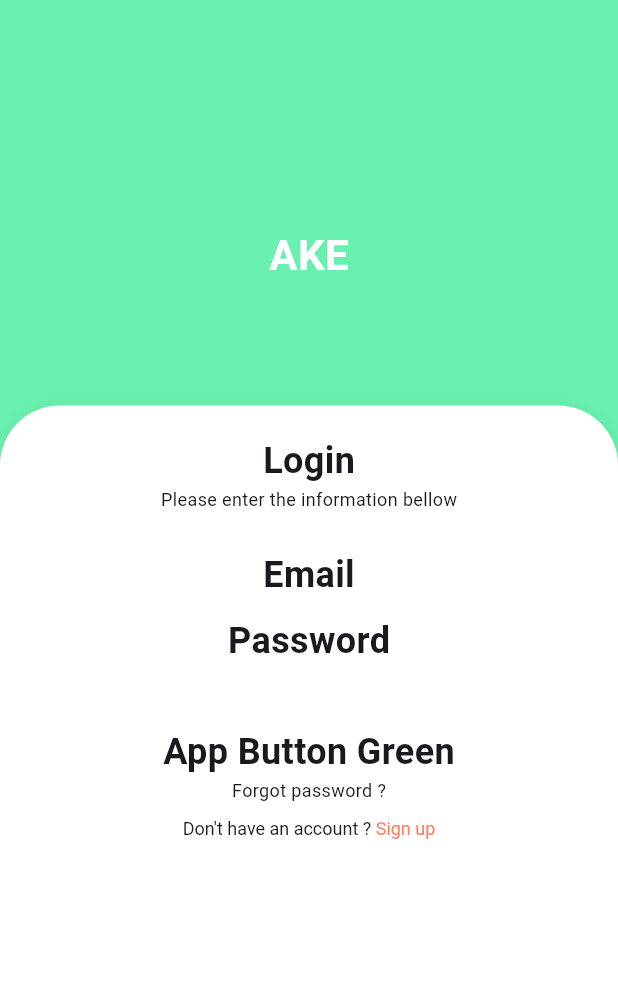
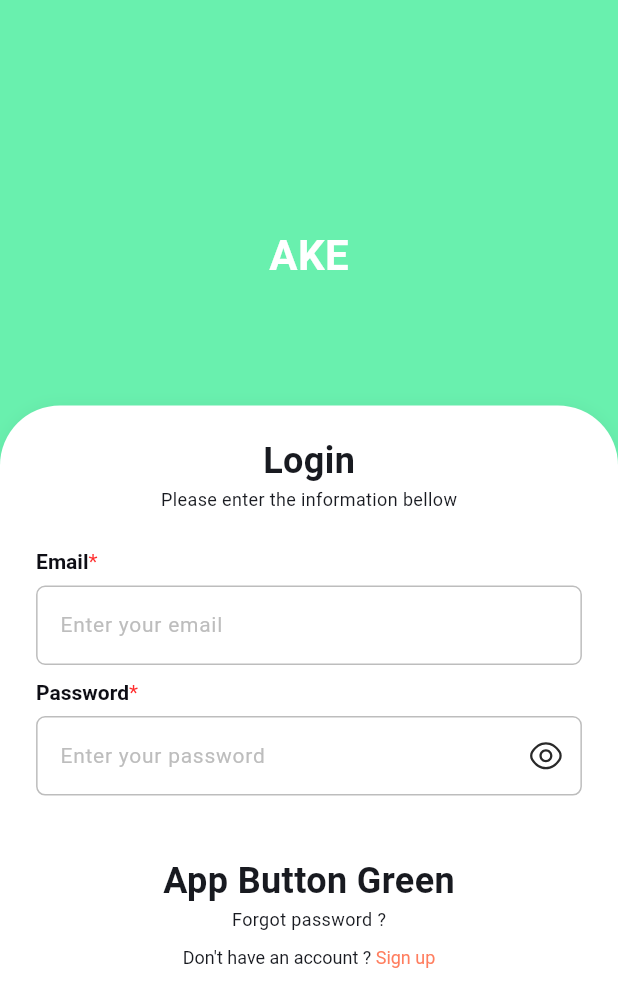
Before and after one commit to ASasori/Chat-server_Spoke, a Flutter app: the screen it shows after launch, on a phone screen of 412 x 824 dp. Shown: the top 1007 px of the screen. Run offline on Flutter 3.47's test engine with Material 3 defaults, Android fonts, the light colour scheme and no system bars; our stand-ins replace badges, dio, flutter_screenutil, flutter_svg, get, get_storage and 1 more; Roboto replaces fonts that are missing (SFProText).

Commit message:
App text field and rename app_name

```diff
--- /dev/null
+++ b/lib/common/base/widgets/app_text_field.dart
@@ -0,0 +1,119 @@
+import 'package:flutter/material.dart';
+
+import '../../../resource/theme/app_colors.dart';
+import '../../../resource/theme/app_style.dart';
+import '../../../utils/extension_utils.dart';
+import 'package:flutter_screenutil/flutter_screenutil.dart';
+
+class AppTextFiled extends StatelessWidget {
+  final TextEditingController? controller;
+  final String? hintText;
+  final String? errorText;
+  final bool obscureText;
+  final TextInputType? keyboardType;
+  final TextInputAction? textInputAction;
+  final Widget? suffixIcon;
+  final Widget? prefixIcon;
+  final EdgeInsetsGeometry? contentPadding;
+  final FormFieldValidator<String>? validator;
+  final Color? fillColor;
+  final String? labelText;
+  final String? labelTextOptional;
+  final TextStyle? labelStyle;
+  final bool? isRequired;
+  final ValueChanged<String>? onChanged;
+  final bool? isReadOnly;
+  final Function()? onTap;
+
+  const AppTextFiled({
+    super.key,
+    this.controller,
+    this.hintText,
+    this.errorText,
+    this.obscureText = false,
+    this.keyboardType,
+    this.textInputAction,
+    this.suffixIcon,
+    this.prefixIcon,
+    this.contentPadding,
+    this.validator,
+    this.fillColor,
+    this.labelText,
+    this.labelTextOptional,
+    this.labelStyle,
+    this.isRequired,
+    this.onChanged,
+    this.onTap,
+    this.isReadOnly,
+  });
+
+  @override
+  Widget build(BuildContext context) {
+    return Column(
+      crossAxisAlignment: CrossAxisAlignment.start,
+      mainAxisSize: MainAxisSize.min,
+      children: [
+        if (labelText!.isNotEmpty)
+          RichText(
+            text: TextSpan(
+              children: [
+                TextSpan(
+                  text: labelText.nullToEmpty,
+                  style: labelStyle ??
+                      AppStyles.STYLE_14.copyWith(
+                          color: AppColors.color0E0E15,
+                          fontWeight: FontWeight.w600
+                      ),
+                ),
+                TextSpan(
+                  text:
+                  isRequired == false ? labelTextOptional.nullToEmpty : '*',
+                  style: AppStyles.STYLE_14.copyWith(
+                    color: AppColors.colorFF2D2D,
+                  ),
+                ),
+              ],
+            ),
+          ),
+        const SizedBox(height: 8),
+        TextFormField(
+          onTap: onTap,
+          controller: controller,
+          obscureText: obscureText,
+          keyboardType: keyboardType,
+          textInputAction: textInputAction,
+          autovalidateMode: AutovalidateMode.onUserInteraction,
+          validator: validator,
+          onChanged: onChanged,
+          cursorColor: AppColors.color0E0E15,
+          style: AppStyles.STYLE_14.copyWith(color: AppColors.color0E0E15),
+          readOnly: isReadOnly ?? false,
+          decoration: InputDecoration(
+            hintText: hintText,
+            hintStyle:
+            AppStyles.STYLE_14.copyWith(color: AppColors.colorBDBDBD),
+            errorText: errorText,
+            errorStyle:
+            AppStyles.STYLE_12.copyWith(color: AppColors.errorColor),
+            suffixIcon: suffixIcon,
+            prefixIcon: prefixIcon,
+            contentPadding: contentPadding,
+            enabledBorder: _buildOutlineInputBorder(AppColors.colorBDBDBD),
+            focusedBorder: _buildOutlineInputBorder(AppColors.colorBDBDBD),
+            errorBorder: _buildOutlineInputBorder(AppColors.errorColor),
+            focusedErrorBorder: _buildOutlineInputBorder(AppColors.errorColor),
+            fillColor: fillColor ?? AppColors.white,
+            filled: true,
+          ),
+        ),
+      ],
+    );
+  }
+
+  OutlineInputBorder _buildOutlineInputBorder(Color borderColor) {
+    return OutlineInputBorder(
+      borderSide: BorderSide(color: borderColor, width: 1.h),
+      borderRadius: BorderRadius.circular(6.h),
+    );
+  }
+}
--- a/lib/resource/asset/app_images.dart
+++ b/lib/resource/asset/app_images.dart
@@ -1,5 +1,5 @@
 class AppImages {
-  static const assetsIcon = 'assets/icons';
+  static const assetsIcon = 'assets/icons/';
   static const assetsImage = 'assets/images/';
 
   static const logo = '${assetsImage}logo_swii.jpg';
@@ -13,5 +13,6 @@ class AppImages {
   static const icNews = '${assetsIcon}ic_news.svg';
   static const icSetting = '${assetsIcon}ic_setting.svg';
   static const icProfile = '${assetsIcon}ic_profile.svg';
-
+  static const icEye = '${assetsIcon}ic_eye.svg';
+  static const icEyeSlash = '${assetsIcon}ic_eye_slash.svg';
 }
--- a/lib/resource/lang/en_us.dart
+++ b/lib/resource/lang/en_us.dart
@@ -7,5 +7,7 @@ const Map<String, String> enUS = {
   "forgotPassword": "Forgot password",
   "noAccount": "Don't have an account ?",
   "signUp": "Sign up",
+  "enterEmail": "Enter your email",
+  "enterPassword": "Enter your password"
 
 };
--- a/lib/resource/theme/app_colors.dart
+++ b/lib/resource/theme/app_colors.dart
@@ -13,6 +13,12 @@ class AppColors {
   static const Color black80 = Color(0xCC000000);
 
   static Color colorFF7E5F = hexToColor("#FF7E5F");
+  static Color color0E0E15 = hexToColor("#0E0E15");
+  static Color colorBDBDBD = hexToColor("#BDBDBD");
+  static Color colorFF2D2D = hexToColor("#FF2D2D");
+  static Color errorColor = Colors.red;
+
+
 }
 
 ColorFilter greyFilter = const ColorFilter.matrix(<double>[
--- a/lib/ui/login/controller/login_controller.dart
+++ b/lib/ui/login/controller/login_controller.dart
@@ -6,5 +6,10 @@ class LoginController extends BaseController {
   static LoginController get to => Get.find<LoginController>();
 
   AuthRepository repository = Get.find();
+  Rx<bool> isShowPassword = false.obs;
 
+
+  void toggleShowPassword (){
+    isShowPassword.value = !isShowPassword.value;
+  }
 }
--- a/lib/ui/splash/controller/splash_controller.dart
+++ b/lib/ui/splash/controller/splash_controller.dart
@@ -26,7 +26,7 @@ class SplashController extends BaseController {
 
   void onNavigate() {
     if (LocalData.shared.isLogged.isTrue) {
-      Get.offAllNamed(PageName.mainPage);
+      Get.offAllNamed(PageName.loginPage);
     } else {
       Get.offAllNamed(PageName.loginPage);
     }
--- a/pubspec.yaml
+++ b/pubspec.yaml
@@ -68,6 +68,7 @@ dev_dependencies:
   # activated in the `analysis_options.yaml` file located at the root of your
   # package. See that file for information about deactivating specific lint
   # rules and activating additional ones.
+#  flutter_rename_app: ^1.6.5
   flutter_lints: ^4.0.0
 
 # For information on the generic Dart part of this file, see the
```
Also changed, not shown: lib/ui/login/screen/login_page.dart (+40 -14 lines), lib/ui/main/controller/main_controller.dart (+0 -17 lines), lib/ui/main/screen/main_page.dart (+3 -12 lines), assets/icons/ic_eye.svg (added), assets/icons/ic_eye_slash.svg (added), 1 other file.
